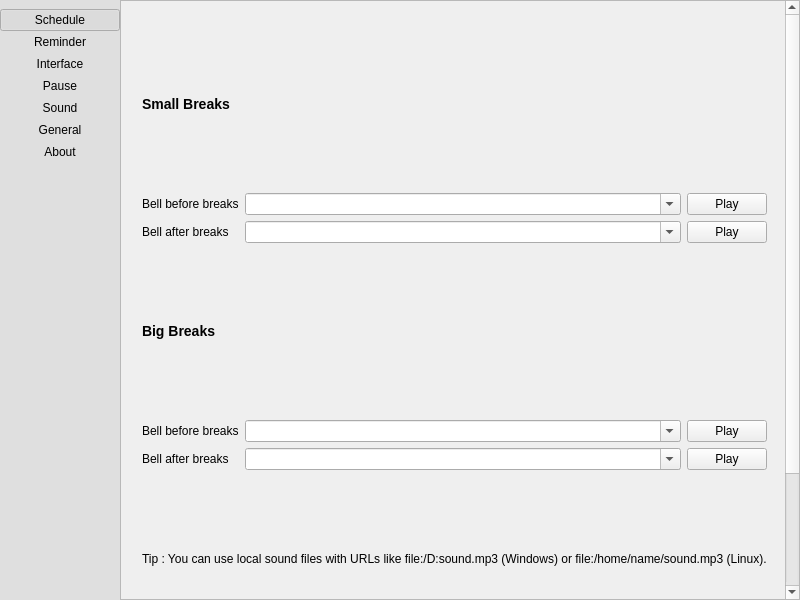
Qt form src/app/pref-window.ui (AllanChain/sane-break) before a commit.
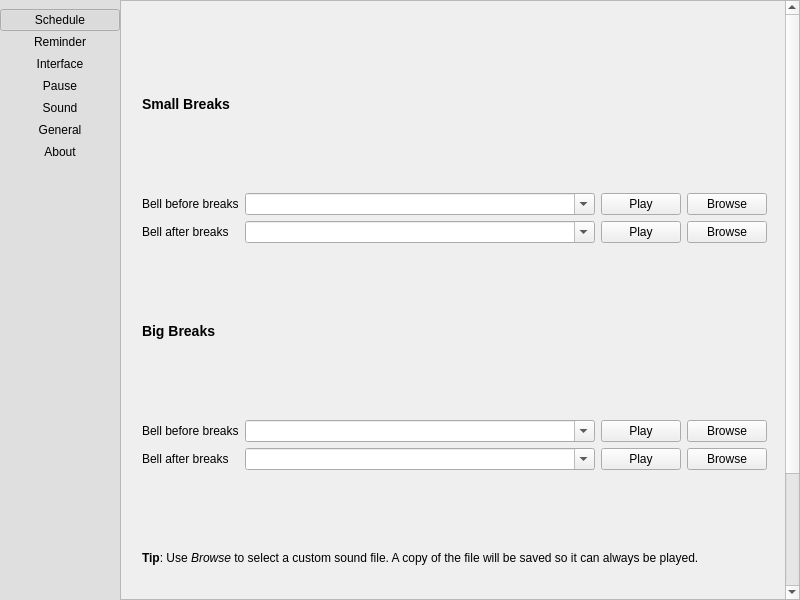
The same form after that commit. The open tabs and pages were chosen to show the change. Icons and pictures are not drawn. Custom widgets are drawn as their Qt base class.

Commit message: add file dialog to select sound files

The edit to the form file:
```diff
--- a/src/app/pref-window.ui
+++ b/src/app/pref-window.ui
@@ -243,7 +243,7 @@
        <property name="geometry">
         <rect>
          <x>0</x>
-         <y>-180</y>
+         <y>0</y>
          <width>661</width>
          <height>870</height>
         </rect>
@@ -1585,7 +1585,7 @@
              </widget>
             </item>
             <item>
-             <layout class="QGridLayout" name="gridLayout_6" columnstretch="0,1,0">
+             <layout class="QGridLayout" name="gridLayout_6" columnstretch="0,1,0,0">
               <item row="1" column="0">
                <widget class="QLabel" name="label_28">
                 <property name="toolTip">
@@ -1610,6 +1610,13 @@
                 </property>
                </widget>
               </item>
+              <item row="1" column="3">
+               <widget class="QPushButton" name="browseSmallEnd">
+                <property name="text">
+                 <string>Browse</string>
+                </property>
+               </widget>
+              </item>
               <item row="0" column="2">
                <widget class="QPushButton" name="playSmallStart">
                 <property name="text">
@@ -1617,6 +1624,13 @@
                 </property>
                </widget>
               </item>
+              <item row="0" column="3">
+               <widget class="QPushButton" name="browseSmallStart">
+                <property name="text">
+                 <string>Browse</string>
+                </property>
+               </widget>
+              </item>
               <item row="0" column="0">
                <widget class="QLabel" name="label_26">
                 <property name="toolTip">
@@ -1644,7 +1658,7 @@
              </widget>
             </item>
             <item>
-             <layout class="QGridLayout" name="gridLayout_8" columnstretch="0,1,0">
+             <layout class="QGridLayout" name="gridLayout_8" columnstretch="0,1,0,0">
               <item row="0" column="1">
                <widget class="QComboBox" name="bigStartBellSelect">
                 <property name="sizePolicy">
@@ -1672,6 +1686,13 @@
                 </property>
                </widget>
               </item>
+              <item row="0" column="3">
+               <widget class="QPushButton" name="browseBigStart">
+                <property name="text">
+                 <string>Browse</string>
+                </property>
+               </widget>
+              </item>
               <item row="1" column="2">
                <widget class="QPushButton" name="playBigEnd">
                 <property name="text">
@@ -1679,6 +1700,13 @@
                 </property>
                </widget>
               </item>
+              <item row="1" column="3">
+               <widget class="QPushButton" name="browseBigEnd">
+                <property name="text">
+                 <string>Browse</string>
+                </property>
+               </widget>
+              </item>
               <item row="1" column="1">
                <widget class="QComboBox" name="bigEndBellSelect">
                 <property name="editable">
@@ -1701,7 +1729,7 @@
                <bool>true</bool>
               </property>
               <property name="text">
-               <string>&lt;strong&gt;Tip&lt;/strong&gt;: You can use local sound files with URLs like &lt;code&gt;file:/D:sound.mp3&lt;/code&gt;  (Windows) or &lt;code&gt;file:/home/name/sound.mp3&lt;/code&gt; (Linux).</string>
+               <string>&lt;strong&gt;Tip&lt;/strong&gt;: Use &lt;i&gt;Browse&lt;/i&gt; to select a custom sound file. A copy of the file will be saved so it can always be played.</string>
               </property>
               <property name="wordWrap">
                <bool>true</bool>
```
The commit also changes 15 other files.
